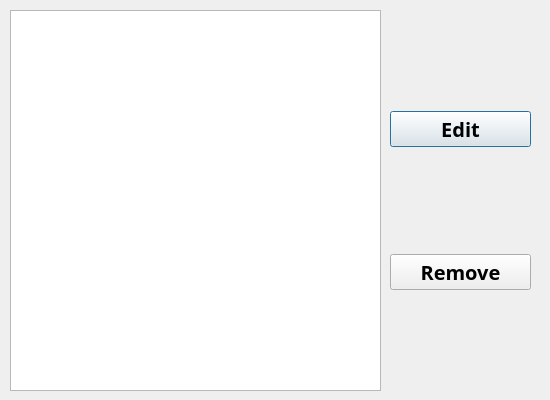
This is CommunityServiceAwards/adminevent.ui in VictorAlvizo/FBLA-Community-Service-Awards as Qt 5 draws it before an edit. The edited form follows.
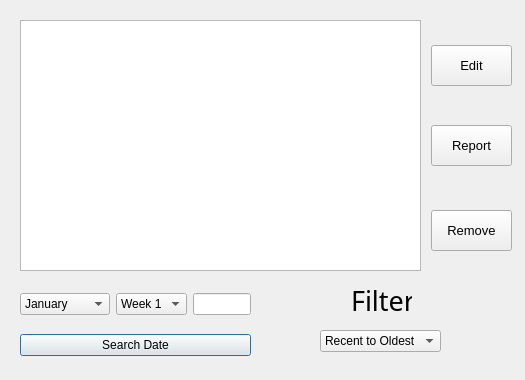
This is the edited form.

```diff
--- a/CommunityServiceAwards/adminevent.ui
+++ b/CommunityServiceAwards/adminevent.ui
@@ -6,8 +6,8 @@
    <rect>
     <x>0</x>
     <y>0</y>
-    <width>550</width>
-    <height>400</height>
+    <width>525</width>
+    <height>380</height>
    </rect>
   </property>
   <property name="windowTitle">
@@ -16,60 +16,267 @@
   <widget class="QListWidget" name="eventView">
    <property name="geometry">
     <rect>
-     <x>10</x>
-     <y>10</y>
-     <width>371</width>
-     <height>381</height>
+     <x>20</x>
+     <y>20</y>
+     <width>401</width>
+     <height>251</height>
     </rect>
    </property>
-   <property name="font">
-    <font>
-     <pointsize>15</pointsize>
-    </font>
-   </property>
   </widget>
-  <widget class="QWidget" name="">
+  <widget class="QWidget" name="layoutWidget">
    <property name="geometry">
     <rect>
-     <x>390</x>
-     <y>10</y>
-     <width>141</width>
-     <height>381</height>
+     <x>20</x>
+     <y>280</y>
+     <width>231</width>
+     <height>91</height>
     </rect>
    </property>
-   <layout class="QVBoxLayout" name="verticalLayout">
-    <item>
-     <widget class="QPushButton" name="editButton">
+   <layout class="QGridLayout" name="searchLayout">
+    <item row="0" column="0">
+     <widget class="QComboBox" name="monthSearch">
       <property name="font">
        <font>
-        <family>Segoe UI Semibold</family>
-        <pointsize>15</pointsize>
-        <weight>75</weight>
-        <bold>true</bold>
+        <family>Nirmala UI</family>
        </font>
       </property>
-      <property name="text">
-       <string>Edit</string>
+      <item>
+       <property name="text">
+        <string>January</string>
+       </property>
+      </item>
+      <item>
+       <property name="text">
+        <string>February</string>
+       </property>
+      </item>
+      <item>
+       <property name="text">
+        <string>March</string>
+       </property>
+      </item>
+      <item>
+       <property name="text">
+        <string>April</string>
+       </property>
+      </item>
+      <item>
+       <property name="text">
+        <string>May</string>
+       </property>
+      </item>
+      <item>
+       <property name="text">
+        <string>June</string>
+       </property>
+      </item>
+      <item>
+       <property name="text">
+        <string>July</string>
+       </property>
+      </item>
+      <item>
+       <property name="text">
+        <string>August</string>
+       </property>
+      </item>
+      <item>
+       <property name="text">
+        <string>September</string>
+       </property>
+      </item>
+      <item>
+       <property name="text">
+        <string>October</string>
+       </property>
+      </item>
+      <item>
+       <property name="text">
+        <string>November</string>
+       </property>
+      </item>
+      <item>
+       <property name="text">
+        <string>December</string>
+       </property>
+      </item>
+     </widget>
+    </item>
+    <item row="0" column="1">
+     <widget class="QComboBox" name="weekSearch">
+      <property name="font">
+       <font>
+        <family>Nirmala UI</family>
+       </font>
       </property>
+      <item>
+       <property name="text">
+        <string>Week 1</string>
+       </property>
+      </item>
+      <item>
+       <property name="text">
+        <string>Week 2</string>
+       </property>
+      </item>
+      <item>
+       <property name="text">
+        <string>Week 3</string>
+       </property>
+      </item>
+      <item>
+       <property name="text">
+        <string>Week 4</string>
+       </property>
+      </item>
+      <item>
+       <property name="text">
+        <string>Week 5</string>
+       </property>
+      </item>
+      <item>
+       <property name="text">
+        <string>All</string>
+       </property>
+      </item>
      </widget>
     </item>
-    <item>
-     <widget class="QPushButton" name="removeButton">
+    <item row="0" column="2">
+     <widget class="QLineEdit" name="yearSearch">
       <property name="font">
        <font>
-        <family>Segoe UI Semibold</family>
-        <pointsize>15</pointsize>
-        <weight>75</weight>
-        <bold>true</bold>
+        <family>Nirmala UI</family>
        </font>
       </property>
+     </widget>
+    </item>
+    <item row="1" column="0" colspan="3">
+     <widget class="QPushButton" name="searchButton">
+      <property name="font">
+       <font>
+        <family>Nirmala UI</family>
+       </font>
+      </property>
       <property name="text">
-       <string>Remove</string>
+       <string>Search Date</string>
       </property>
      </widget>
     </item>
    </layout>
   </widget>
+  <widget class="QLabel" name="filterLabel">
+   <property name="geometry">
+    <rect>
+     <x>351</x>
+     <y>280</y>
+     <width>61</width>
+     <height>41</height>
+    </rect>
+   </property>
+   <property name="font">
+    <font>
+     <family>Bebas Neue</family>
+     <pointsize>20</pointsize>
+     <weight>50</weight>
+     <bold>false</bold>
+    </font>
+   </property>
+   <property name="text">
+    <string>Filter</string>
+   </property>
+  </widget>
+  <widget class="QComboBox" name="filterDropdown">
+   <property name="geometry">
+    <rect>
+     <x>320</x>
+     <y>330</y>
+     <width>121</width>
+     <height>22</height>
+    </rect>
+   </property>
+   <property name="font">
+    <font>
+     <family>Nirmala UI</family>
+    </font>
+   </property>
+   <item>
+    <property name="text">
+     <string>Recent to Oldest</string>
+    </property>
+   </item>
+   <item>
+    <property name="text">
+     <string>Oldest to Recent</string>
+    </property>
+   </item>
+   <item>
+    <property name="text">
+     <string>Hours: High - Low</string>
+    </property>
+   </item>
+   <item>
+    <property name="text">
+     <string>Hours: Low - High</string>
+    </property>
+   </item>
+  </widget>
+  <widget class="QPushButton" name="editButton">
+   <property name="geometry">
+    <rect>
+     <x>431</x>
+     <y>45</y>
+     <width>81</width>
+     <height>41</height>
+    </rect>
+   </property>
+   <property name="font">
+    <font>
+     <family>Nirmala UI</family>
+     <pointsize>10</pointsize>
+    </font>
+   </property>
+   <property name="text">
+    <string>Edit</string>
+   </property>
+  </widget>
+  <widget class="QPushButton" name="reportButton">
+   <property name="geometry">
+    <rect>
+     <x>431</x>
+     <y>125</y>
+     <width>81</width>
+     <height>41</height>
+    </rect>
+   </property>
+   <property name="font">
+    <font>
+     <family>Nirmala UI</family>
+     <pointsize>10</pointsize>
+    </font>
+   </property>
+   <property name="text">
+    <string>Report</string>
+   </property>
+  </widget>
+  <widget class="QPushButton" name="removeButton">
+   <property name="geometry">
+    <rect>
+     <x>431</x>
+     <y>210</y>
+     <width>81</width>
+     <height>41</height>
+    </rect>
+   </property>
+   <property name="font">
+    <font>
+     <family>Nirmala UI</family>
+     <pointsize>10</pointsize>
+    </font>
+   </property>
+   <property name="text">
+    <string>Remove</string>
+   </property>
+  </widget>
  </widget>
  <resources/>
  <connections/>
```
Left out of the diff: 2 changed lines with no effect on the pictures.
